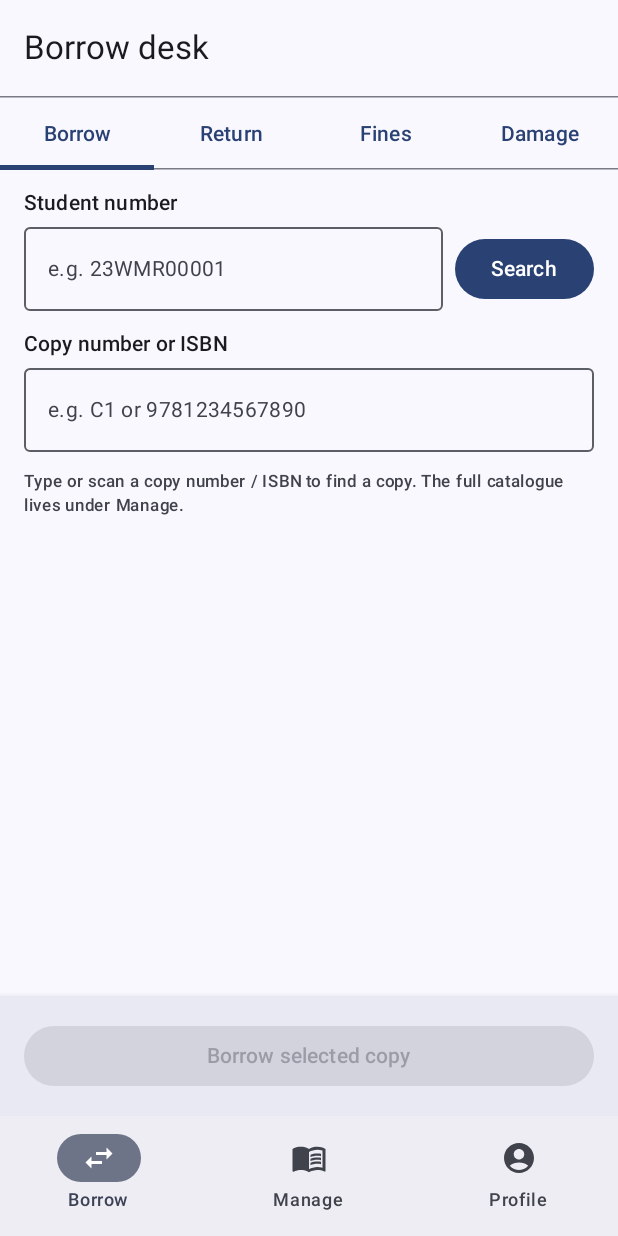
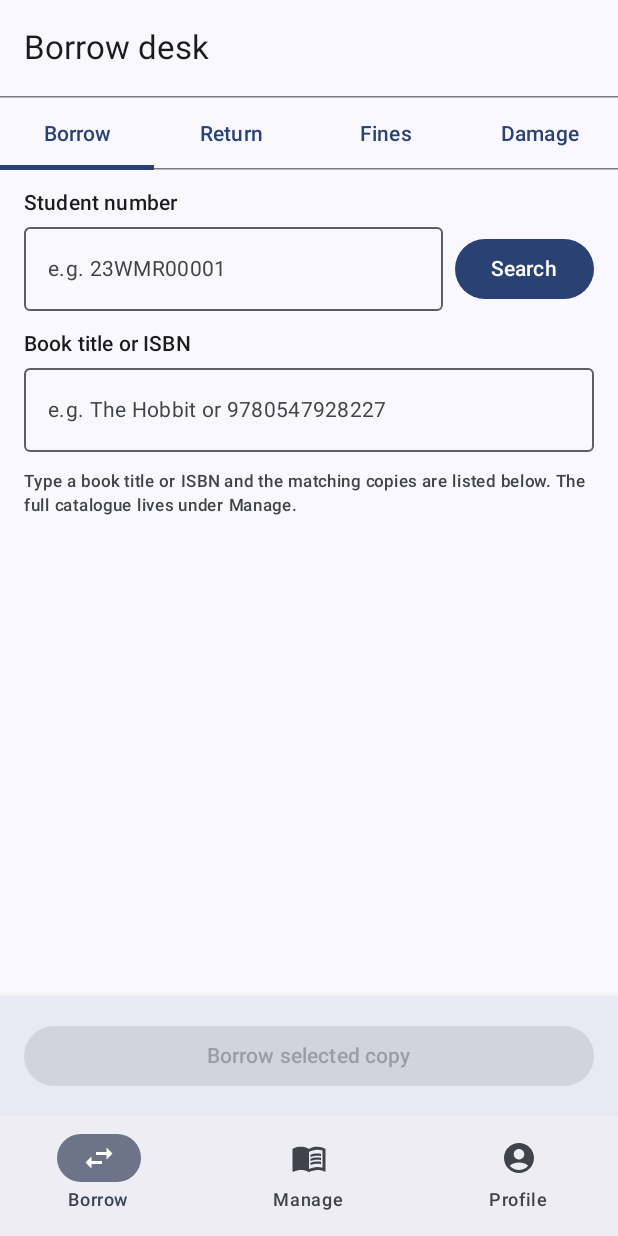
Before and after one commit to Vick-moo/Library_System, an Android app built with Jetpack Compose: the screen it shows after launch (MainActivity), on a phone screen of 412 x 824 dp. Run offline under Robolectric (Android 15) with nearby library versions, the phone set to English and light mode, and no system bars; libraries missing offline, so code that uses them is left out: io.github.jan.supabase; 22 statements that could not run were skipped.

Commit message:
Borrow desk: search by book title or ISBN instead of copy number

```diff
--- a/app/src/main/java/com/example/librarysystem/ui/borrow/BorrowDeskScreen.kt
+++ b/app/src/main/java/com/example/librarysystem/ui/borrow/BorrowDeskScreen.kt
@@ -229,16 +229,16 @@ private fun BorrowTab(vm: BorrowDeskViewModel) {
                         }
 
                         LabeledField(
-                            label = "Copy number or ISBN",
+                            label = "Book title or ISBN",
                             value = vm.copyQuery,
                             onValueChange = vm::onCopyQueryChange,
-                            placeholder = "e.g. C1 or 9781234567890",
+                            placeholder = "e.g. The Hobbit or 9780547928227",
                             maxLength = 100
                         )
 
                         if (vm.copyQuery.isBlank()) {
                             Text(
-                                "Type or scan a copy number / ISBN to find a copy. " +
+                                "Type a book title or ISBN and the matching copies are listed below. " +
                                     "The full catalogue lives under Manage.",
                                 style = MaterialTheme.typography.labelSmall,
                                 color = MaterialTheme.colorScheme.onSurfaceVariant
```
